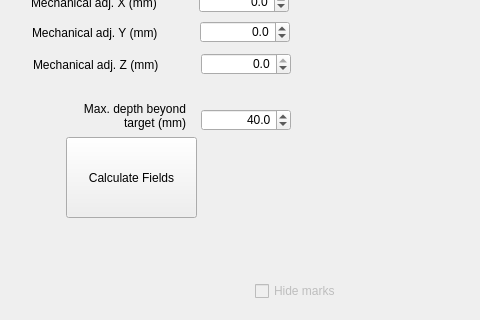
The window that BabelBrain/Babel_H246/form.ui (ProteusMRIgHIFU/BabelBrain) describes before a commit, drawn with Qt 5; both pictures show x 0 to 480 and y 153 to 473 of the 1251 by 473 pixel window.
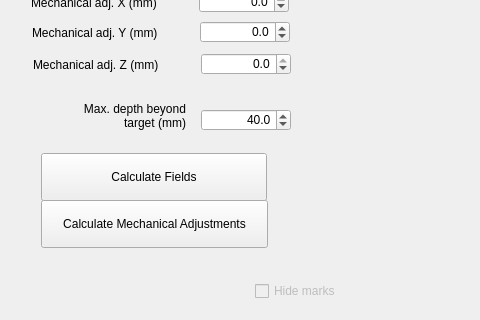
The same window after the commit.

Commit message: Add adjustment of mechanical in X and Y in function of center of mass

```diff
--- a/BabelBrain/Babel_H246/form.ui
+++ b/BabelBrain/Babel_H246/form.ui
@@ -225,25 +225,6 @@
     <double>0.000000000000000</double>
    </property>
   </widget>
-  <widget class="QPushButton" name="CalculateAcField">
-   <property name="geometry">
-    <rect>
-     <x>66</x>
-     <y>290</y>
-     <width>131</width>
-     <height>81</height>
-    </rect>
-   </property>
-   <property name="autoFillBackground">
-    <bool>false</bool>
-   </property>
-   <property name="styleSheet">
-    <string notr="true"/>
-   </property>
-   <property name="text">
-    <string>Calculate Fields</string>
-   </property>
-  </widget>
   <widget class="QWidget" name="AcField_plot1" native="true">
    <property name="geometry">
     <rect>
@@ -408,6 +389,44 @@
     <set>Qt::AlignCenter</set>
    </property>
   </widget>
+  <widget class="QPushButton" name="CalculateMechAdj">
+   <property name="geometry">
+    <rect>
+     <x>41</x>
+     <y>353</y>
+     <width>227</width>
+     <height>48</height>
+    </rect>
+   </property>
+   <property name="autoFillBackground">
+    <bool>false</bool>
+   </property>
+   <property name="styleSheet">
+    <string notr="true"/>
+   </property>
+   <property name="text">
+    <string>Calculate Mechanical Adjustments</string>
+   </property>
+  </widget>
+  <widget class="QPushButton" name="CalculateAcField">
+   <property name="geometry">
+    <rect>
+     <x>41</x>
+     <y>306</y>
+     <width>226</width>
+     <height>48</height>
+    </rect>
+   </property>
+   <property name="autoFillBackground">
+    <bool>false</bool>
+   </property>
+   <property name="styleSheet">
+    <string notr="true"/>
+   </property>
+   <property name="text">
+    <string>Calculate Fields</string>
+   </property>
+  </widget>
  </widget>
  <tabstops>
   <tabstop>TPODistanceSpinBox</tabstop>
```
Left out of the diff: 1 changed line with no effect on the pictures. The commit also changes 11 other files.
